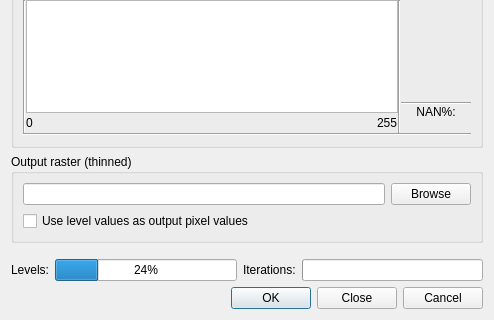
Qt form ThinGreyscale_dialog_base.ui (havatv/qgisthingreyscaleplugin) before a commit; both pictures show x 0 to 494 and y 344 to 664 of the 494 by 664 pixel window.
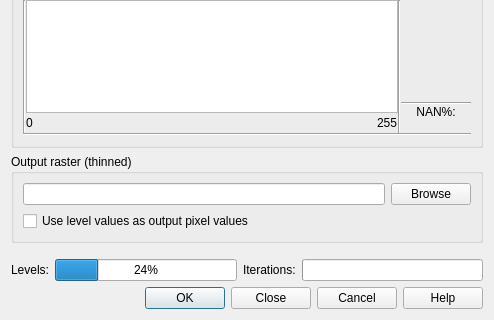
The same form after that commit.

Commit message: Help button added

```diff
--- a/ThinGreyscale_dialog_base.ui
+++ b/ThinGreyscale_dialog_base.ui
@@ -643,6 +643,13 @@
        </property>
       </widget>
      </item>
+     <item>
+      <widget class="QPushButton" name="helpButton">
+       <property name="text">
+        <string>Help</string>
+       </property>
+      </widget>
+     </item>
     </layout>
    </item>
   </layout>
```
The commit also changes 2 other files.
